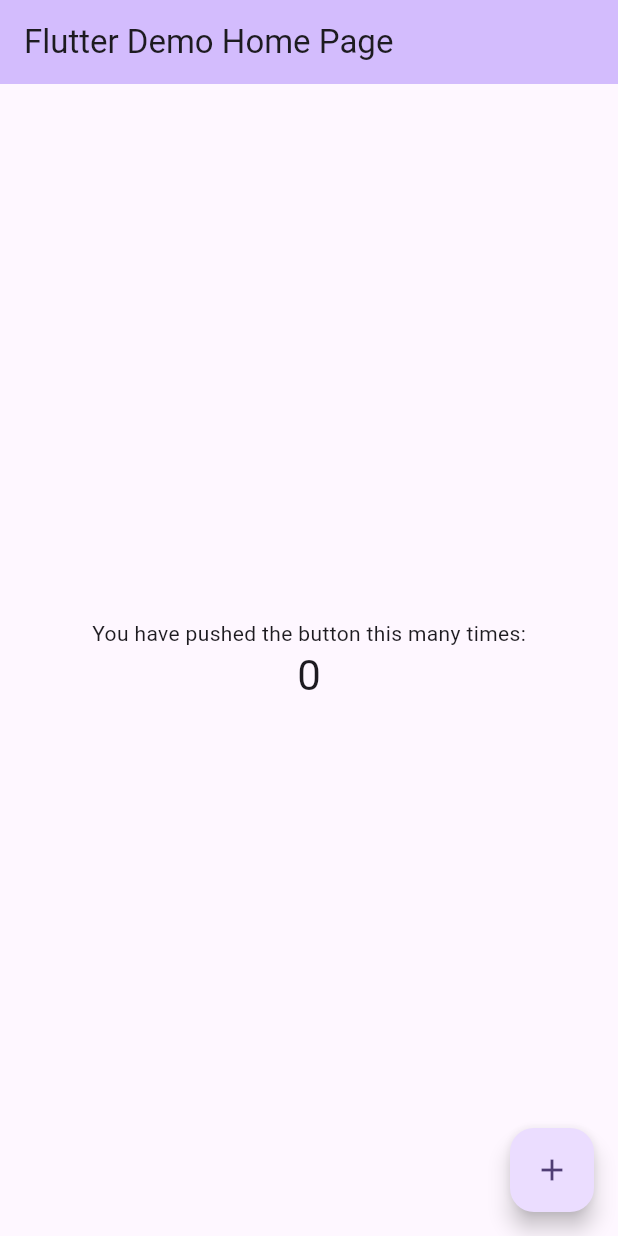
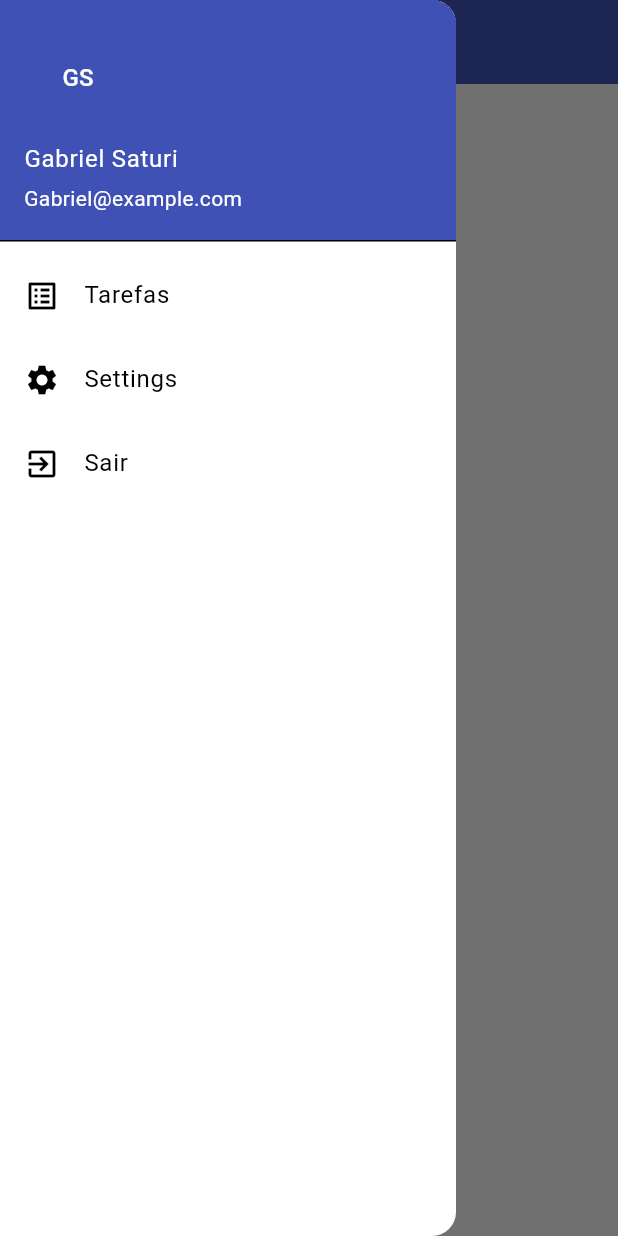
Before and after one commit to saturi11/firebase-app, a Flutter app: the screen it shows after launch, with the side drawer open (before the commit the screen has no drawer), on a phone screen of 412 x 824 dp. Run offline on Flutter 3.47's test engine with Material 3 defaults, Android fonts, the phone set to English and light mode, and no system bars; our stand-ins replace cloud_firestore, firebase_core, shared_preferences; accounts and stored records are empty.

```diff
--- /dev/null
+++ b/lib/app.dart
@@ -0,0 +1,59 @@
+// ignore_for_file: prefer_const_constructors
+
+import 'package:firebase/pages/splash_screen/splash_user.dart';
+import 'package:flutter/material.dart';
+
+class App extends StatelessWidget {
+  const App({super.key});
+
+  @override
+  Widget build(BuildContext context) {
+    return MaterialApp(
+      debugShowCheckedModeBanner: false,
+      theme: ThemeData(
+        primaryColor: Color(0xFF3F51B5), // Azul escuro (Material Design)
+        colorScheme: ColorScheme.light(
+          primary: Color(0xFF3F51B5), // Azul escuro (Material Design)
+          onPrimary: Color(0xFFFFFFFF), // Branco
+          secondary: Color(0xFF00BCD4), // Azul claro (Material Design)
+          onSecondary: Color(0xFFFFFFFF), // Branco
+        ),
+        scaffoldBackgroundColor: Color(0xFFF5F5F5), // Cinza claro
+        appBarTheme: AppBarTheme(
+          backgroundColor: Color(0xFF3F51B5), // Azul escuro (Material Design)
+          iconTheme: IconThemeData(
+            color: Color(0xFFFFFFFF), // Branco
+          ),
+          titleTextStyle: TextStyle(
+            color: Color(0xFFFFFFFF), // Branco
+            fontSize: 20.0,
+            fontWeight: FontWeight.bold,
+          ),
+        ),
+        elevatedButtonTheme: ElevatedButtonThemeData(
+          style: ElevatedButton.styleFrom(
+            backgroundColor: Color(0xFF3F51B5), // Azul escuro (Material Design)
+            foregroundColor: Color(0xFFFFFFFF), // Branco
+            minimumSize: Size(double.infinity, 48.0),
+            shape: RoundedRectangleBorder(
+              borderRadius: BorderRadius.circular(8.0),
+            ),
+          ),
+        ),
+        textTheme: TextTheme(
+          bodyLarge: TextStyle(
+            color: Color(0xFF333333), // Cinza escuro
+            fontSize: 16.0,
+          ),
+          bodyMedium: TextStyle(
+            color: Color(0xFF666666), // Cinza médio
+            fontSize: 14.0,
+          ),
+        ),
+        visualDensity: VisualDensity.adaptivePlatformDensity,
+        useMaterial3: true,
+      ),
+      home: const SplashUser(),
+    );
+  }
+}
--- a/lib/main.dart
+++ b/lib/main.dart
@@ -1,4 +1,4 @@
-import 'package:cloud_firestore/cloud_firestore.dart';
+import 'package:firebase/app.dart';
 import 'package:firebase_core/firebase_core.dart';
 import 'package:flutter/material.dart';
 
@@ -9,135 +9,5 @@ void main() async {
   await Firebase.initializeApp(
     options: DefaultFirebaseOptions.currentPlatform,
   );
-  runApp(const MyApp());
+  runApp(const App());
 }
-
-class MyApp extends StatelessWidget {
-  const MyApp({super.key});
-
-  // This widget is the root of your application.
-  @override
-  Widget build(BuildContext context) {
-    return MaterialApp(
-      title: 'Flutter Demo',
-      theme: ThemeData(
-        // This is the theme of your application.
-        //
-        // TRY THIS: Try running your application with "flutter run". You'll see
-        // the application has a purple toolbar. Then, without quitting the app,
-        // try changing the seedColor in the colorScheme below to Colors.green
-        // and then invoke "hot reload" (save your changes or press the "hot
-        // reload" button in a Flutter-supported IDE, or press "r" if you used
-        // the command line to start the app).
-        //
-        // Notice that the counter didn't reset back to zero; the application
-        // state is not lost during the reload. To reset the state, use hot
-        // restart instead.
-        //
-        // This works for code too, not just values: Most code changes can be
-        // tested with just a hot reload.
-        colorScheme: ColorScheme.fromSeed(seedColor: Colors.deepPurple),
-        useMaterial3: true,
-      ),
-      home: const MyHomePage(title: 'Flutter Demo Home Page'),
-    );
-  }
-}
-
-class MyHomePage extends StatefulWidget {
-  const MyHomePage({super.key, required this.title});
-
-  // This widget is the home page of your application. It is stateful, meaning
-  // that it has a State object (defined below) that contains fields that affect
-  // how it looks.
-
-  // This class is the configuration for the state. It holds the values (in this
-  // case the title) provided by the parent (in this case the App widget) and
-  // used by the build method of the State. Fields in a Widget subclass are
-  // always marked "final".
-
-  final String title;
-
-  @override
-  State<MyHomePage> createState() => _MyHomePageState();
-}
-
-class _MyHomePageState extends State<MyHomePage> {
-  int _counter = 0;
-
-  void _incrementCounter() {
-    setState(() {
-      // This call to setState tells the Flutter framework that something has
-      // changed in this State, which causes it to rerun the build method below
-      // so that the display can reflect the updated values. If we changed
-      // _counter without calling setState(), then the build method would not be
-      // called again, and so nothing would appear to happen.
-      _counter++;
-    });
-    var db = FirebaseFirestore.instance;
-    // Create a new user with a first and last name
-    final user = <String, dynamic>{
-      "first": "Ada",
-      "last": "Lovelace",
-      "born": 1815
-    };
-    // Add a new document with a generated ID
-    db.collection("users").add(user).then((DocumentReference doc) =>
-        print('DocumentSnapshot added with ID: ${doc.id}'));
-  }
-
-  @override
-  Widget build(BuildContext context) {
-    // This method is rerun every time setState is called, for instance as done
-    // by the _incrementCounter method above.
-    //
-    // The Flutter framework has been optimized to make rerunning build methods
-    // fast, so that you can just rebuild anything that needs updating rather
-    // than having to individually change instances of widgets.
-    return Scaffold(
-      appBar: AppBar(
-        // TRY THIS: Try changing the color here to a specific color (to
-        // Colors.amber, perhaps?) and trigger a hot reload to see the AppBar
-        // change color while the other colors stay the same.
-        backgroundColor: Theme.of(context).colorScheme.inversePrimary,
-        // Here we take the value from the MyHomePage object that was created by
-        // the App.build method, and use it to set our appbar title.
-        title: Text(widget.title),
-      ),
-      body: Center(
-        // Center is a layout widget. It takes a single child and positions it
-        // in the middle of the parent.
-        child: Column(
-          // Column is also a layout widget. It takes a list of children and
-          // arranges them vertically. By default, it sizes itself to fit its
-          // children horizontally, and tries to be as tall as its parent.
-          //
-          // Column has various properties to control how it sizes itself and
-          // how it positions its children. Here we use mainAxisAlignment to
-          // center the children vertically; the main axis here is the vertical
-          // axis because Columns are vertical (the cross axis would be
-          // horizontal).
-          //
-          // TRY THIS: Invoke "debug painting" (choose the "Toggle Debug Paint"
-          // action in the IDE, or press "p" in the console), to see the
-          // wireframe for each widget.
-          mainAxisAlignment: MainAxisAlignment.center,
-          children: <Widget>[
-            const Text(
-              'You have pushed the button this many times:',
-            ),
-            Text(
-              '$_counter',
-              style: Theme.of(context).textTheme.headlineMedium,
-            ),
-          ],
-        ),
-      ),
-      floatingActionButton: FloatingActionButton(
-        onPressed: _incrementCounter,
-        tooltip: 'Increment',
-        child: const Icon(Icons.add),
-      ), // This trailing comma makes auto-formatting nicer for build methods.
-    );
-  }
-}
--- /dev/null
+++ b/lib/pages/home/home_page.dart
@@ -0,0 +1,17 @@
+import 'package:firebase/shared/widgets/custom_drawer.dart';
+import 'package:flutter/material.dart';
+
+class HomePage extends StatelessWidget {
+  const HomePage({super.key});
+
+  @override
+  Widget build(BuildContext context) {
+    return SafeArea(
+        child: Scaffold(
+            drawer: CustomDrawer(),
+            appBar: AppBar(
+              title: const Text('Home Page'),
+            ),
+            body: Container()));
+  }
+}
--- /dev/null
+++ b/lib/shared/widgets/custom_drawer.dart
@@ -0,0 +1,43 @@
+import 'package:firebase/pages/tarefas/tarefas_page.dart';
+import 'package:flutter/material.dart';
+
+class CustomDrawer extends StatelessWidget {
+  @override
+  Widget build(BuildContext context) {
+    return Drawer(
+      child: ListView(
+        children: [
+          const UserAccountsDrawerHeader(
+            accountName: Text('Gabriel Saturi'),
+            accountEmail: Text('Gabriel@example.com'),
+            currentAccountPicture: CircleAvatar(
+              child: Text('GS'),
+            ),
+          ),
+          ListTile(
+            leading: const Icon(Icons.list_alt_outlined),
+            title: const Text('Tarefas'),
+            onTap: () {
+              Navigator.push(context,
+                  MaterialPageRoute(builder: (context) => TarefasPage()));
+            },
+          ),
+          ListTile(
+            leading: const Icon(Icons.settings),
+            title: const Text('Settings'),
+            onTap: () {
+              Navigator.of(context).pushNamed('/settings');
+            },
+          ),
+          ListTile(
+            leading: const Icon(Icons.exit_to_app),
+            title: const Text('Sair'),
+            onTap: () {
+              Navigator.of(context).pop();
+            },
+          ),
+        ],
+      ),
+    );
+  }
+}
--- a/pubspec.yaml
+++ b/pubspec.yaml
@@ -37,6 +37,8 @@ dependencies:
   cupertino_icons: ^1.0.6
   firebase_core: ^3.3.0
   cloud_firestore: ^5.2.0
+  shared_preferences: ^2.3.1
+  uuid: ^4.4.2
 
 dev_dependencies:
   flutter_test:
```
Also changed, not shown: lib/model/tarefas_model.dart (added, +30 -0 lines), lib/pages/exemplo/home_page.dart (added, +60 -0 lines), lib/pages/splash_screen/splash_user.dart (added, +38 -0 lines), lib/pages/tarefas/tarefas_page.dart (added, +190 -0 lines), pubspec.lock, 1 other file.
